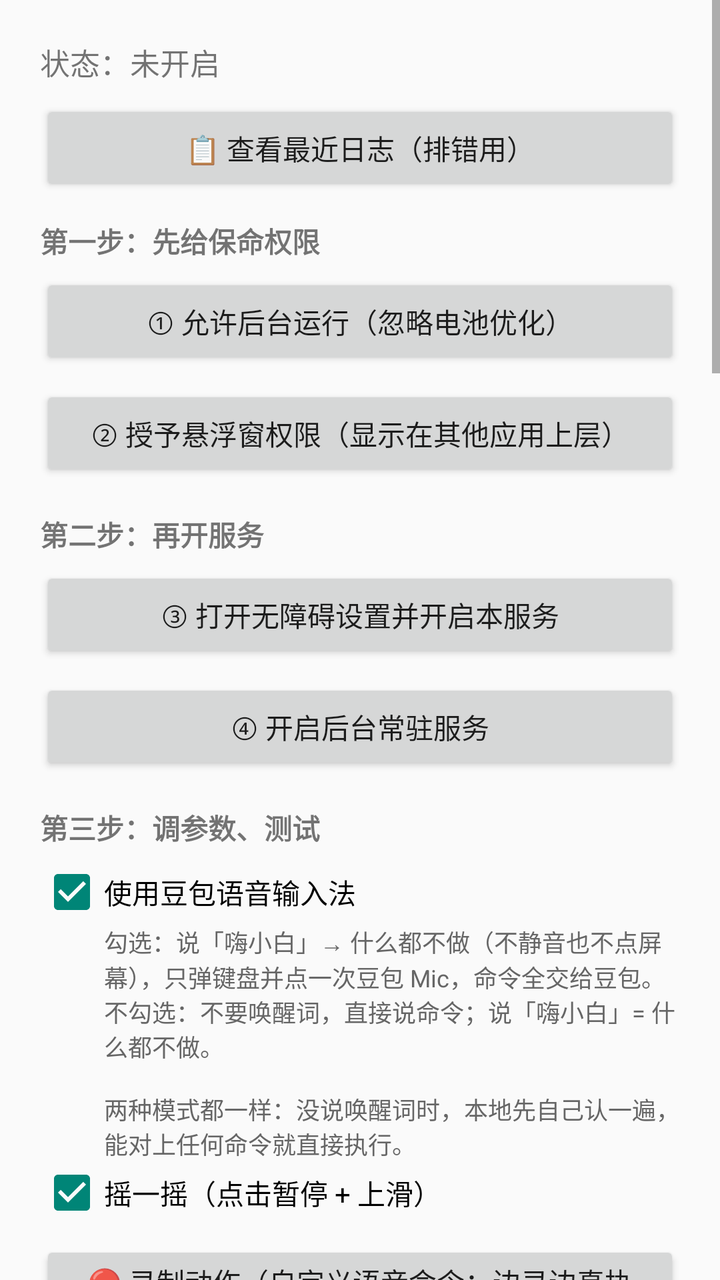
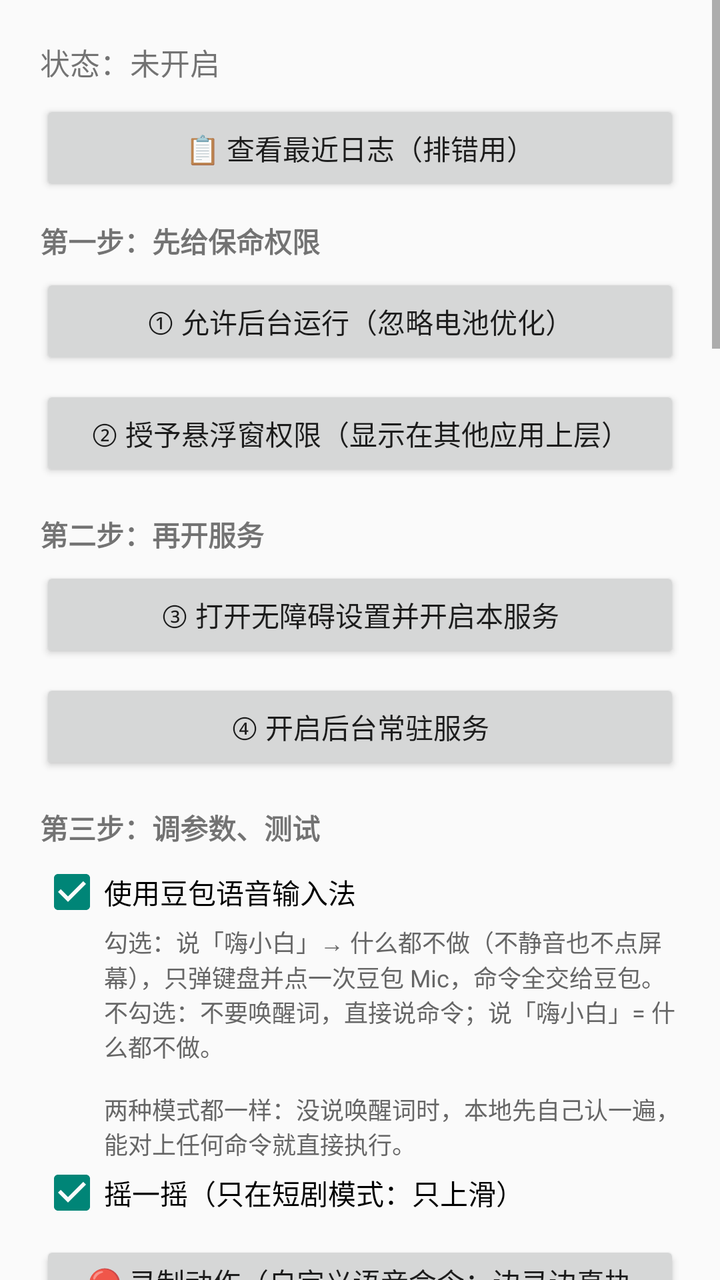

Screens rendered from an Android XML layout before and after an edit, with the pre-edit source and the edit as a unified diff.
<!-- AndroidManifest.xml: application theme android:Theme.Material.Light -->
<!-- res/layout/activity_main.xml -->
<?xml version="1.0" encoding="utf-8"?>
<ScrollView xmlns:android="http://schemas.android.com/apk/res/android"
    android:layout_width="match_parent"
    android:layout_height="match_parent">

    <LinearLayout
        android:layout_width="match_parent"
        android:layout_height="wrap_content"
        android:orientation="vertical"
        android:padding="20dp">

        <TextView
            android:id="@+id/tvStatus"
            android:layout_width="match_parent"
            android:layout_height="wrap_content"
            android:paddingBottom="8dp"
            android:text="状态：未开启"
            android:textSize="15sp" />

        <Button
            android:id="@+id/btnLog"
            android:layout_width="match_parent"
            android:layout_height="wrap_content"
            android:layout_marginBottom="12dp"
            android:text="📋 查看最近日志（排错用）" />

        <TextView
            android:layout_width="match_parent"
            android:layout_height="wrap_content"
            android:paddingBottom="6dp"
            android:text="第一步：先给保命权限"
            android:textStyle="bold" />

        <Button
            android:id="@+id/btnBattery"
            android:layout_width="match_parent"
            android:layout_height="wrap_content"
            android:text="① 允许后台运行（忽略电池优化）" />

        <Button
            android:id="@+id/btnOverlayPerm"
            android:layout_width="match_parent"
            android:layout_height="wrap_content"
            android:layout_marginTop="8dp"
            android:text="② 授予悬浮窗权限（显示在其他应用上层）" />

        <TextView
            android:layout_width="match_parent"
            android:layout_height="wrap_content"
            android:paddingTop="16dp"
            android:paddingBottom="6dp"
            android:text="第二步：再开服务"
            android:textStyle="bold" />

        <Button
            android:id="@+id/btnOpen"
            android:layout_width="match_parent"
            android:layout_height="wrap_content"
            android:text="③ 打开无障碍设置并开启本服务" />

        <Button
            android:id="@+id/btnKeep"
            android:layout_width="match_parent"
            android:layout_height="wrap_content"
            android:layout_marginTop="8dp"
            android:text="④ 开启后台常驻服务" />

        <TextView
            android:layout_width="match_parent"
            android:layout_height="wrap_content"
            android:paddingTop="16dp"
            android:paddingBottom="6dp"
            android:text="第三步：调参数、测试"
            android:textStyle="bold" />

        <CheckBox
            android:id="@+id/cbDoubao"
            android:layout_width="match_parent"
            android:layout_height="wrap_content"
            android:checked="true"
            android:text="使用豆包语音输入法" />

        <TextView
            android:layout_width="match_parent"
            android:layout_height="wrap_content"
            android:layout_marginStart="32dp"
            android:text="勾选：说「嗨小白」→ 什么都不做（不静音也不点屏幕），只弹键盘并点一次豆包 Mic，命令全交给豆包。\n不勾选：不要唤醒词，直接说命令；说「嗨小白」= 什么都不做。\n\n两种模式都一样：没说唤醒词时，本地先自己认一遍，能对上任何命令就直接执行。"
            android:textColor="#666666"
            android:textSize="12sp" />

        <CheckBox
            android:id="@+id/cbShake"
            android:layout_width="match_parent"
            android:layout_height="wrap_content"
            android:checked="true"
            android:text="摇一摇（点击暂停 + 上滑）" />

        <Button
            android:id="@+id/btnRecord"
            android:layout_width="match_parent"
            android:layout_height="wrap_content"
            android:layout_marginTop="8dp"
            android:text="🔴 录制动作（自定义语音命令：边录边真执行，说一声就自动重做）" />

        <TextView
            android:layout_width="match_parent"
            android:layout_height="wrap_content"
            android:layout_marginStart="32dp"
            android:text="短剧模式没有勾：语音说「短剧」就切换（没开就进、开着就退，和「豆包」一样）。\n短剧模式里只听：下集 / 上集 / 广告 / 直播、声音大/小、禁音/声音 + 自己录的命令；其他命令不执行也不显示。\n录制动作：说「录制」（或点按钮）就开始，直接去做动作——每个动作都会真的执行并被记下来，\n做完【双击屏幕】结束 → 弹框起个名字保存。以后说这个名字就自动重做这串动作（含间隔，每步再加 0.2 秒延时）。"
            android:textColor="#666666"
            android:textSize="12sp" />

        <Button
            android:id="@+id/btnWrite"
            android:layout_width="match_parent"
            android:layout_height="wrap_content"
            android:layout_marginTop="8dp"
            android:text="☀ 允许修改系统设置（说「亮 / 暗」调亮度需要）" />

        <Button
            android:id="@+id/btnSettings"
            android:layout_width="match_parent"
            android:layout_height="wrap_content"
            android:layout_marginTop="8dp"
            android:text="⚙ 参数设置" />

        <Button
            android:id="@+id/btnTestMic"
            android:layout_width="match_parent"
            android:layout_height="wrap_content"
            android:layout_marginTop="8dp"
            android:text="▶ 测试Mic（标定麦克风位置）" />

        <Button
            android:id="@+id/btnExit"
            android:layout_width="match_parent"
            android:layout_height="wrap_content"
            android:layout_marginTop="16dp"
            android:text="⑤ 退出" />

        <TextView
            android:layout_width="match_parent"
            android:layout_height="wrap_content"
            android:layout_marginTop="20dp"
            android:lineSpacingExtra="3dp"
            android:text="顺序很重要：先做 ①②（保命），再做 ③④（开服务）。反过来的话，刚开无障碍就会被系统杀掉。\n\n勾选豆包时：\n· 说「嗨小白」→ 默认什么都不做（不静音、不点屏幕），只弹键盘 + 点豆包 Mic\n· 输入框出现并立即弹键盘、点一次豆包麦克风（本地语音包不再听命令）\n· 输入框里一出现短句就执行\n· 点输入框的 ✕ = 整个程序退出\n\n不勾选豆包时：不要唤醒词，直接说「下一集」等命令就执行。\n\n两种模式都不用先说唤醒词：没听到「嗨小白」时，本地引擎自己先认一遍，\n能对上任何命令就直接执行（只收 8 个字以内的短句，长句当视频里的话不理）。\n\n命令（越短越好，本地也认得准）：\n下一集/上翻=上滑，上一集/下翻=下滑，\n广告=退出广告（看下方读秒，读秒到了自动上拉，不左划），\n直播=退出直播（比退出广告多一个左划），\n上页=点(15%,85%)，下页=点(85%,85%)，\n停 / 放 / 继续 / 播放 / 继续播放=同一条命令：在(50%,20%)点一下，\n大 / 小=声音大一点 / 小一点，亮 / 暗=屏幕亮一点 / 暗一点（需 ☀ 授权），\n禁音=关掉声音（接电话前用，短剧模式里也能用），声音=恢复刚才的音量，\n声音大/小一点=调媒体音量，打开某某 或直接喊名字（抖音、红果）=启动 App，\n打开豆包/关闭豆包=勾选或取消「使用豆包语音输入法」（设置里的勾会同步变化），\n光喊一声「豆包」=切换（勾着就关、没勾就开），\n短剧=切换短剧模式（开：只听 下集/上集/广告/直播、声音大/小、禁音/声音 和自己录的命令；再说一次「短剧」就退出），\n录制=开始录制动作（直接去做动作，做完双击屏幕结束、弹框起名；录制中再说「录制」=结束），\n测试读秒=弹出最下方读秒探测面板（没有按钮了，只能语音说），小白再见=彻底退出。\n\n所有命令都不再补“点一下恢复播放”那个动作（因为唤醒时本来就什么都没暂停）。\n\n▶ 测试Mic：弹出编辑框和豆包键盘后，你点一下键盘上的麦克风按钮，\n程序就把你点的位置记成 Mic 坐标（会补一下那次点击，让豆包真的开始听）。以后再也不用猜坐标。\n\n摇一摇 = 点击暂停 → 上滑。不用了点 ⑤ 或说「小白再见」。"
            android:textSize="12sp" />
    </LinearLayout>
</ScrollView>
<!-- resources referenced by this layout -->
<resources>

</resources>

<!-- the commit's change to res/layout/activity_main.xml (unified diff, before → after) -->
@@ -93,7 +93,7 @@
             android:layout_width="match_parent"
             android:layout_height="wrap_content"
             android:checked="true"
-            android:text="摇一摇（点击暂停 + 上滑）" />
+            android:text="摇一摇（只在短剧模式：只上滑）" />
 
         <Button
             android:id="@+id/btnRecord"
@@ -143,7 +143,7 @@
             android:layout_height="wrap_content"
             android:layout_marginTop="20dp"
             android:lineSpacingExtra="3dp"
-            android:text="顺序很重要：先做 ①②（保命），再做 ③④（开服务）。反过来的话，刚开无障碍就会被系统杀掉。\n\n勾选豆包时：\n· 说「嗨小白」→ 默认什么都不做（不静音、不点屏幕），只弹键盘 + 点豆包 Mic\n· 输入框出现并立即弹键盘、点一次豆包麦克风（本地语音包不再听命令）\n· 输入框里一出现短句就执行\n· 点输入框的 ✕ = 整个程序退出\n\n不勾选豆包时：不要唤醒词，直接说「下一集」等命令就执行。\n\n两种模式都不用先说唤醒词：没听到「嗨小白」时，本地引擎自己先认一遍，\n能对上任何命令就直接执行（只收 8 个字以内的短句，长句当视频里的话不理）。\n\n命令（越短越好，本地也认得准）：\n下一集/上翻=上滑，上一集/下翻=下滑，\n广告=退出广告（看下方读秒，读秒到了自动上拉，不左划），\n直播=退出直播（比退出广告多一个左划），\n上页=点(15%,85%)，下页=点(85%,85%)，\n停 / 放 / 继续 / 播放 / 继续播放=同一条命令：在(50%,20%)点一下，\n大 / 小=声音大一点 / 小一点，亮 / 暗=屏幕亮一点 / 暗一点（需 ☀ 授权），\n禁音=关掉声音（接电话前用，短剧模式里也能用），声音=恢复刚才的音量，\n声音大/小一点=调媒体音量，打开某某 或直接喊名字（抖音、红果）=启动 App，\n打开豆包/关闭豆包=勾选或取消「使用豆包语音输入法」（设置里的勾会同步变化），\n光喊一声「豆包」=切换（勾着就关、没勾就开），\n短剧=切换短剧模式（开：只听 下集/上集/广告/直播、声音大/小、禁音/声音 和自己录的命令；再说一次「短剧」就退出），\n录制=开始录制动作（直接去做动作，做完双击屏幕结束、弹框起名；录制中再说「录制」=结束），\n测试读秒=弹出最下方读秒探测面板（没有按钮了，只能语音说），小白再见=彻底退出。\n\n所有命令都不再补“点一下恢复播放”那个动作（因为唤醒时本来就什么都没暂停）。\n\n▶ 测试Mic：弹出编辑框和豆包键盘后，你点一下键盘上的麦克风按钮，\n程序就把你点的位置记成 Mic 坐标（会补一下那次点击，让豆包真的开始听）。以后再也不用猜坐标。\n\n摇一摇 = 点击暂停 → 上滑。不用了点 ⑤ 或说「小白再见」。"
+            android:text="顺序很重要：先做 ①②（保命），再做 ③④（开服务）。反过来的话，刚开无障碍就会被系统杀掉。\n\n勾选豆包时：\n· 说「嗨小白」→ 默认什么都不做（不静音、不点屏幕），只弹键盘 + 点豆包 Mic\n· 输入框出现并立即弹键盘、点一次豆包麦克风（本地语音包不再听命令）\n· 输入框里一出现短句就执行\n· 点输入框的 ✕ = 整个程序退出\n\n不勾选豆包时：不要唤醒词，直接说「下一集」等命令就执行。\n\n两种模式都不用先说唤醒词：没听到「嗨小白」时，本地引擎自己先认一遍，\n能对上任何命令就直接执行（只收 8 个字以内的短句，长句当视频里的话不理）。\n\n命令（越短越好，本地也认得准）：\n下一集/上翻=上滑，上一集/下翻=下滑，\n广告=退出广告（看下方读秒，读秒到了自动上拉，不左划），\n直播=退出直播（比退出广告多一个左划），\n上页=点(15%,85%)，下页=点(85%,85%)，\n停 / 放 / 继续 / 播放 / 继续播放=同一条命令：在(50%,20%)点一下，\n大 / 小=声音大一点 / 小一点，亮 / 暗=屏幕亮一点 / 暗一点（需 ☀ 授权），\n禁音=关掉声音（接电话前用，短剧模式里也能用），声音=恢复刚才的音量，\n声音大/小一点=调媒体音量，打开某某 或直接喊名字（抖音、红果）=启动 App，\n打开豆包/关闭豆包=勾选或取消「使用豆包语音输入法」（设置里的勾会同步变化），\n光喊一声「豆包」=切换（勾着就关、没勾就开），\n短剧=切换短剧模式（开：只听 下集/上集/广告/直播、声音大/小、禁音/声音 和自己录的命令；再说一次「短剧」就退出），\n录制=开始录制动作（直接去做动作，做完双击屏幕结束、弹框起名；录制中再说「录制」=结束），\n测试读秒=弹出最下方读秒探测面板（没有按钮了，只能语音说），小白再见=彻底退出。\n\n所有命令都不再补“点一下恢复播放”那个动作（因为唤醒时本来就什么都没暂停）。\n\n▶ 测试Mic：弹出编辑框和豆包键盘后，你点一下键盘上的麦克风按钮，\n程序就把你点的位置记成 Mic 坐标（会补一下那次点击，让豆包真的开始听）。以后再也不用猜坐标。\n\n摇一摇只在【短剧模式】里起作用 = 只上滑（不再点 50%,20% 暂停）。不用了点 ⑤ 或说「小白再见」。\n\n蓝牙耳机音量小键按两下（600ms 内）：\n短剧模式 = 上滑（下一集）；平时 = 下页（点 85%,85%，翻书）。\n音量键照常工作（第二下会被吞掉，音量只降一格）；\n有些耳机音量在耳机本地调、不给手机发按键，那种收不到 —— 开着日志按两下试试就知道。"
             android:textSize="12sp" />
     </LinearLayout>
 </ScrollView>
